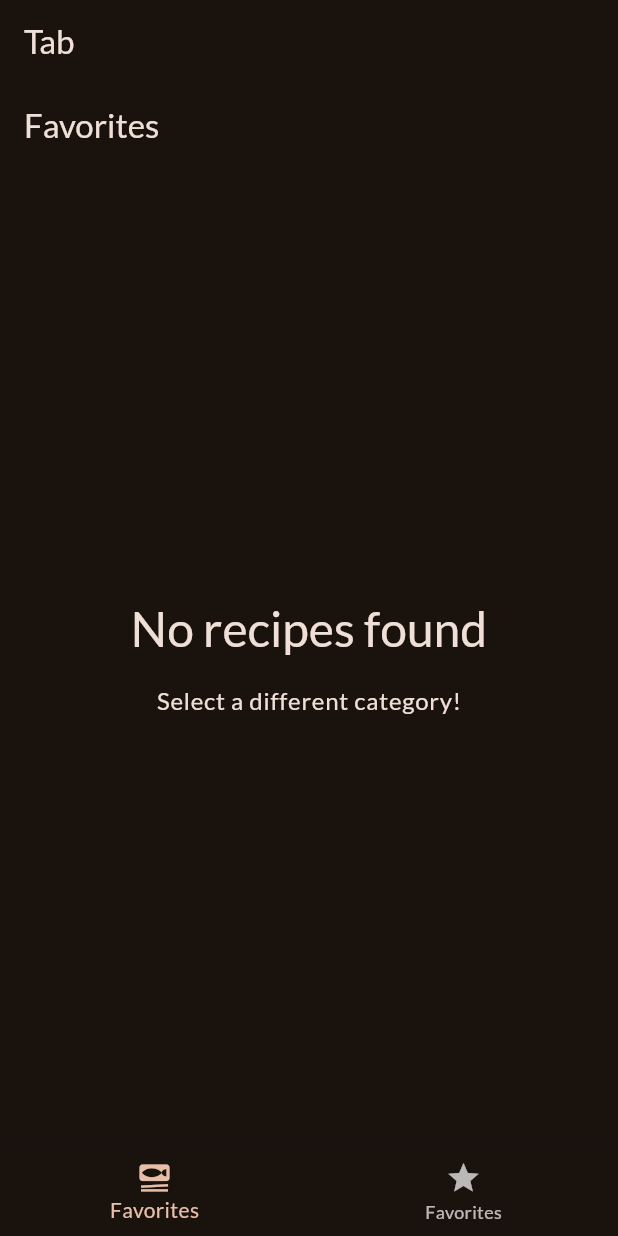
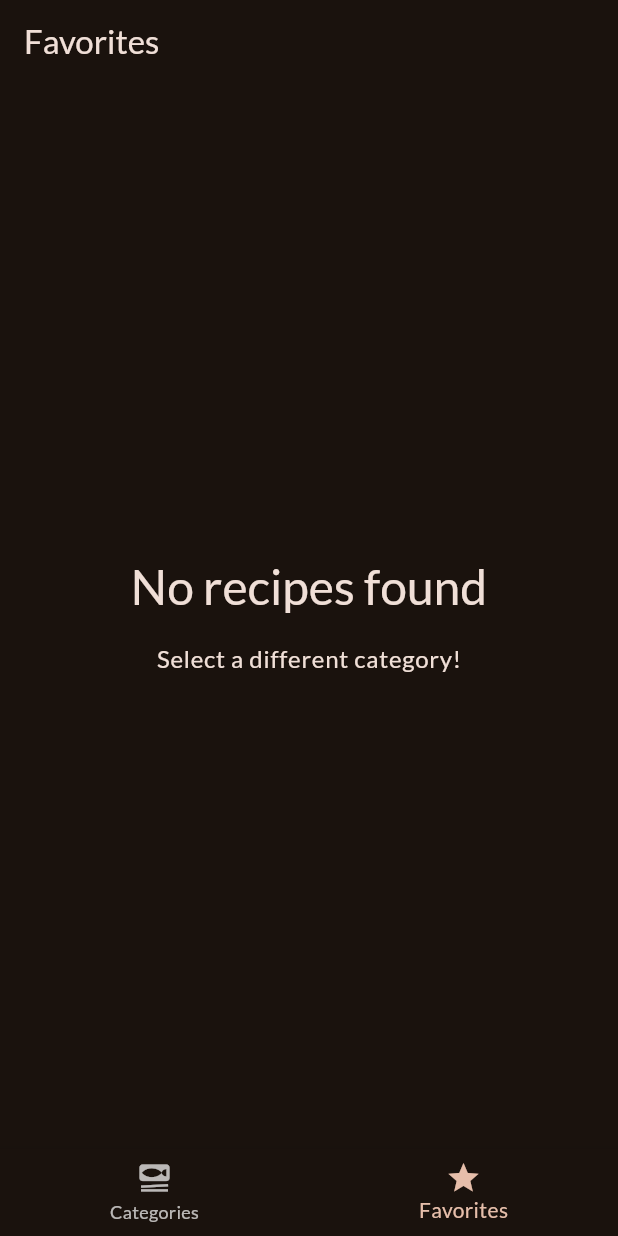
Before and after one commit to DCXan/flutter-meals, a Flutter app: the screen it shows after launch, item 2 of the bottom bar chosen, on a phone screen of 412 x 824 dp. Run offline on Flutter 3.47's test engine with Material 3 defaults, Android fonts, the phone set to English and light mode, and no system bars; our stand-ins replace google_fonts, transparent_image.

```diff
--- a/lib/screens/categories.dart
+++ b/lib/screens/categories.dart
@@ -21,11 +21,7 @@ class CategoriesScreen extends StatelessWidget {
 
   @override
   Widget build(BuildContext context) {
-    return Scaffold(
-      appBar: AppBar(
-        title: const Text('Pick your category'),
-      ),
-      body: GridView(
+    return GridView(
       padding: const EdgeInsets.all(12),
       gridDelegate: const SliverGridDelegateWithFixedCrossAxisCount(
           crossAxisCount: 2,
@@ -41,7 +37,6 @@ class CategoriesScreen extends StatelessWidget {
             },
           )
       ],
-      ),
     );
   }
 }
--- a/lib/screens/meals.dart
+++ b/lib/screens/meals.dart
@@ -4,9 +4,9 @@ import 'package:flutter_meals_app/widgets/meal_item.dart';
 import 'package:flutter_meals_app/screens/recipe.dart';
 
 class MealsScreen extends StatelessWidget {
-  const MealsScreen({super.key, required this.title, required this.meals});
+  const MealsScreen({super.key, this.title, required this.meals});
 
-  final String title;
+  final String? title;
   final List<Meal> meals;
 
   void selectReceipe(BuildContext context, index) {
@@ -47,9 +47,14 @@ class MealsScreen extends StatelessWidget {
         ),
       );
     }
+
+    if (title == null) {
+      return content;
+    }
+
     return Scaffold(
         appBar: AppBar(
-          title: Text(title),
+          title: Text(title!),
         ),
         body: content);
   }
--- a/lib/screens/tabs.dart
+++ b/lib/screens/tabs.dart
@@ -27,24 +27,29 @@ class _TabsScreenState extends State<TabsScreen> {
     var activePageTitle = 'Categories';
 
     if (_selectedPageIndex == 1) {
-      activePage = const MealsScreen(title: 'Favorites', meals: []);
+      activePage = const MealsScreen(meals: []);
       activePageTitle = 'Favorites';
     }
 
     return Scaffold(
       appBar: AppBar(
-        title: const Text('Tab'),
+        title: Text(activePageTitle),
       ),
       body: activePage,
       bottomNavigationBar: BottomNavigationBar(
         onTap: (index) {
           _selectPage(index);
         },
-        items: [
+        currentIndex: _selectedPageIndex,
+        items: const [
           BottomNavigationBarItem(
-              icon: const Icon(Icons.set_meal), label: activePageTitle),
+            icon: Icon(Icons.set_meal),
+            label: 'Categories',
+          ),
           BottomNavigationBarItem(
-              icon: const Icon(Icons.star), label: activePageTitle)
+            icon: Icon(Icons.star),
+            label: 'Favorites',
+          ),
         ],
       ),
     );
```
Lines whose indentation alone changed are shown as unchanged.
